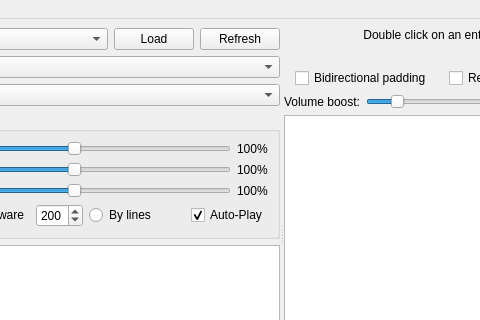
The window that mainwindow.ui (ZDisket/TensorVox) describes before a commit, drawn with Qt 5; both pictures show x 148 to 628 and y 0 to 320 of the 777 by 469 pixel window.
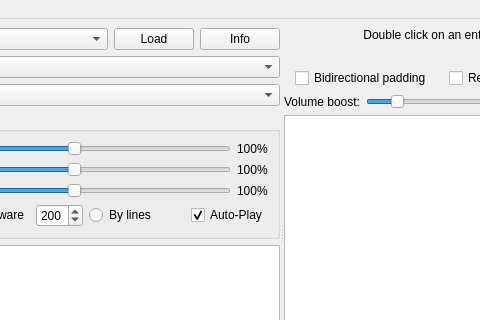
The same window after the commit. Icons and pictures are not drawn.

What changed in the file:
```diff
--- a/mainwindow.ui
+++ b/mainwindow.ui
@@ -62,7 +62,7 @@
              </sizepolicy>
             </property>
             <property name="text">
-             <string>Refresh</string>
+             <string>Info</string>
             </property>
            </widget>
           </item>
```
Left out of the diff: 12 changed lines with no effect on the pictures.
